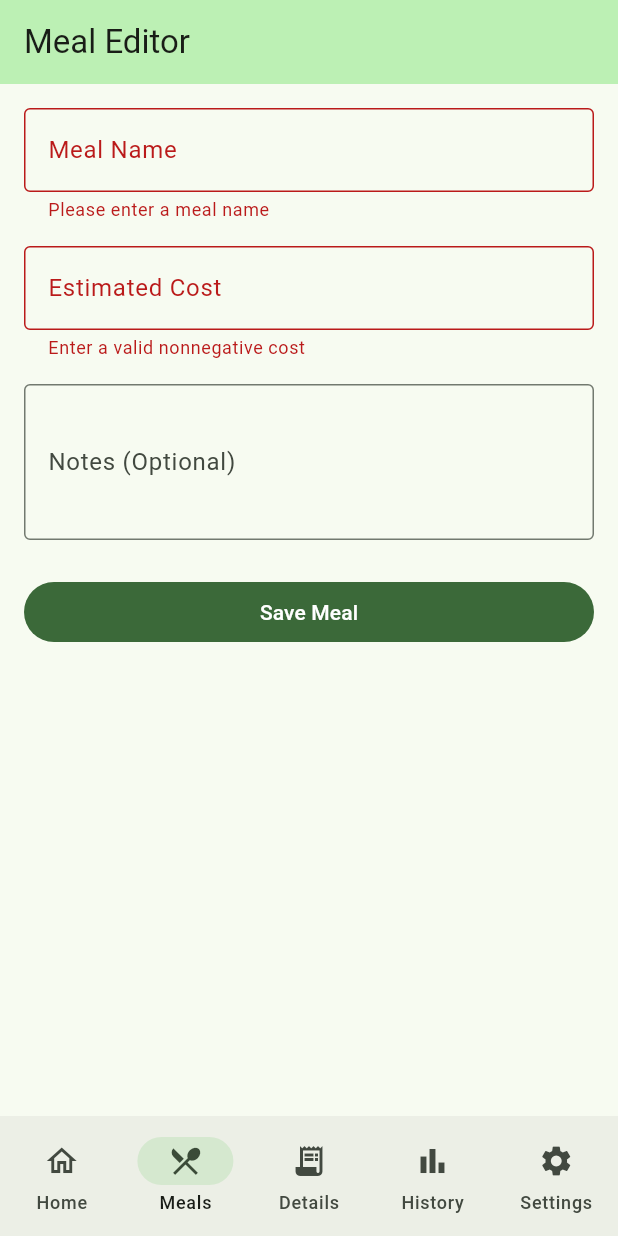
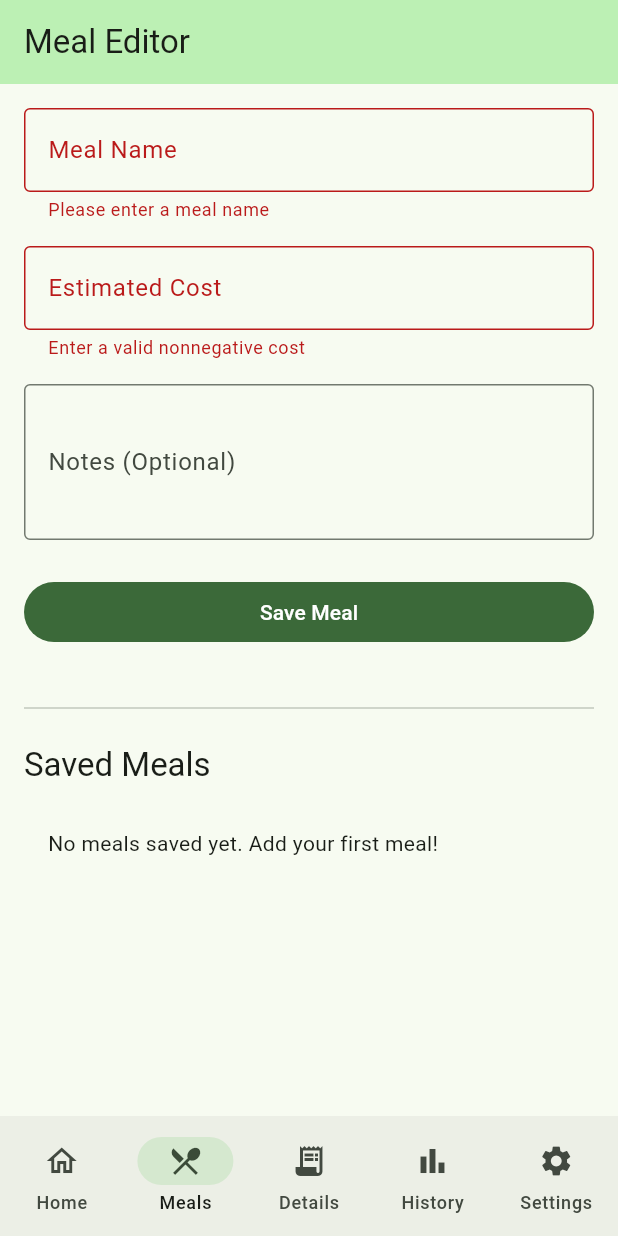
Before and after one commit to zacharitaylor2024-ux/budget-bites-project-one, a Flutter app: the screen it shows after launch, item 2 of the bottom bar chosen, after a tap on "Save Meal", on a phone screen of 412 x 824 dp. Run offline on Flutter 3.47's test engine with Material 3 defaults, Android fonts, the phone set to English and light mode, and no system bars; our stand-ins replace sqflite; accounts and stored records are empty.

Commit message:
Display saved meals and implement meal deletion

```diff
--- a/lib/screens/meal_editor_screen.dart
+++ b/lib/screens/meal_editor_screen.dart
@@ -18,6 +18,8 @@ class _MealEditorScreenState extends State<MealEditorScreen> {
   final _notesController = TextEditingController();
 
   bool _saving = false;
+  List<Meal> _meals = [];
+  bool _loading = true;
 
   Future<void> _saveMeal() async {
     if (!_formKey.currentState!.validate()) {
@@ -36,6 +38,7 @@ class _MealEditorScreenState extends State<MealEditorScreen> {
       );
 
       await DatabaseService.insertMeal(meal);
+      await _loadMeals();
 
       if (!mounted) return;
 
@@ -43,19 +46,14 @@ class _MealEditorScreenState extends State<MealEditorScreen> {
       _costController.clear();
       _notesController.clear();
 
-      ScaffoldMessenger.of(context).showSnackBar(
-        const SnackBar(
-          content: Text('Meal saved successfully!'),
-        ),
-      );
+      ScaffoldMessenger.of(
+        context,
+      ).showSnackBar(const SnackBar(content: Text('Meal saved successfully!')));
     } catch (error) {
       if (!mounted) return;
 
-      ScaffoldMessenger.of(context).showSnackBar(
-        SnackBar(
-          content: Text('Failed to save meal: $error'),
-        ),
-      );
+      ScaffoldMessenger.of(context)
+          .showSnackBar(SnackBar(content: Text('Failed to save meal: $error')));
     } finally {
       if (mounted) {
         setState(() {
@@ -63,6 +61,70 @@ class _MealEditorScreenState extends State<MealEditorScreen> {
         });
       }
     }
+  }
+
+  @override
+  void initState() {
+    super.initState();
+    _loadMeals();
+  }
+
+  Future<void> _loadMeals() async {
+    try {
+      final meals = await DatabaseService.getMeals();
+
+      if (!mounted) return;
+
+      setState(() {
+        _meals = meals;
+        _loading = false;
+      });
+    } catch (error) {
+      if (!mounted) return;
+
+      setState(() {
+        _loading = false;
+      });
+
+      ScaffoldMessenger.of(
+        context,
+      ).showSnackBar(SnackBar(content: Text('Failed to load meals: $error')));
+    }
+  }
+
+  Widget _buildSavedMeals() {
+    if (_loading) {
+      return const Center(child: CircularProgressIndicator());
+    }
+
+    if (_meals.isEmpty) {
+      return const Padding(
+        padding: EdgeInsets.all(16),
+        child: Text('No meals saved yet. Add your first meal!'),
+      );
+    }
+
+    return Column(
+      children: _meals.map((meal) {
+        return Card(
+          child: ListTile(
+            leading: const Icon(Icons.restaurant),
+            title: Text(meal.name),
+            subtitle: Text(
+              'Estimated cost: \$${meal.estimatedCost.toStringAsFixed(2)}',
+            ),
+            trailing: IconButton(
+              icon: const Icon(Icons.delete_outline),
+              tooltip: 'Delete meal',
+              onPressed: () async {
+                await DatabaseService.deleteMeal(meal.id!);
+                await _loadMeals();
+              },
+            ),
+          ),
+        );
+      }).toList(),
+    );
   }
 
   @override
@@ -110,9 +172,7 @@ class _MealEditorScreenState extends State<MealEditorScreen> {
               validator: (value) {
                 final cost = double.tryParse(value?.trim() ?? '');
 
-                if (cost == null ||
-                    !cost.isFinite ||
-                    cost < 0) {
+                if (cost == null || !cost.isFinite || cost < 0) {
                   return 'Enter a valid nonnegative cost';
                 }
 
@@ -133,10 +193,20 @@ class _MealEditorScreenState extends State<MealEditorScreen> {
 
             FilledButton(
               onPressed: _saving ? null : _saveMeal,
-              child: Text(
-                _saving ? 'Saving...' : 'Save Meal',
-              ),
+              child: Text(_saving ? 'Saving...' : 'Save Meal'),
             ),
+
+            const SizedBox(height: 32),
+
+            const Divider(),
+
+            const SizedBox(height: 16),
+
+            Text('Saved Meals', style: Theme.of(context).textTheme.titleLarge),
+
+            const SizedBox(height: 12),
+
+            _buildSavedMeals(),
           ],
         ),
       ),
```
